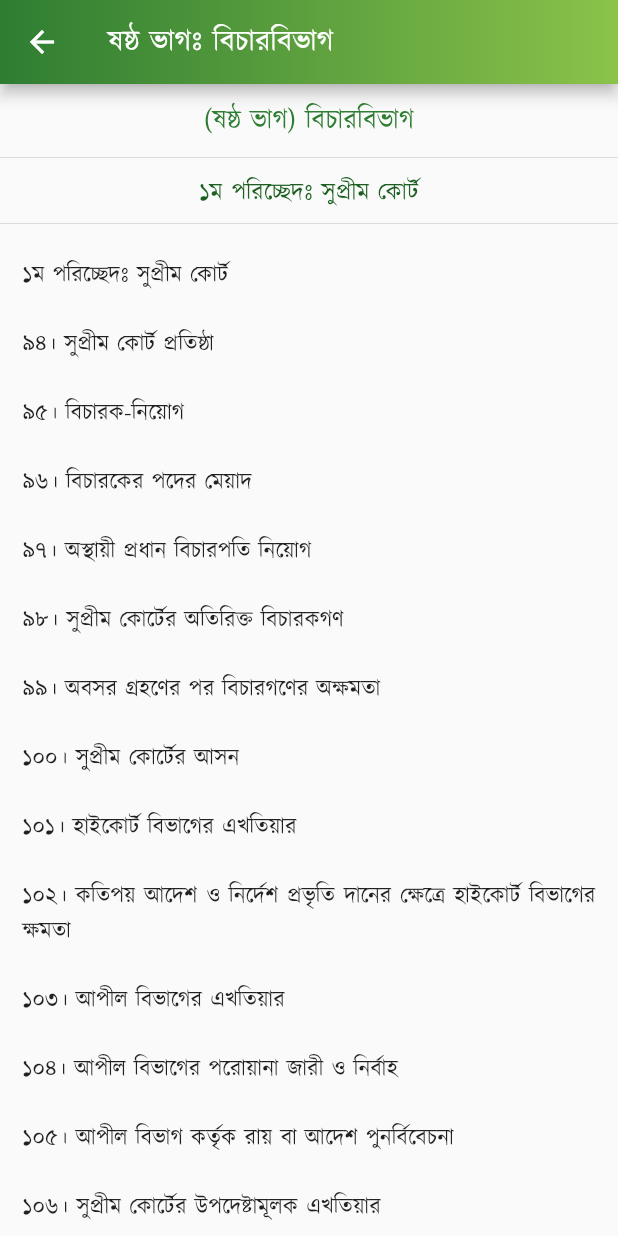
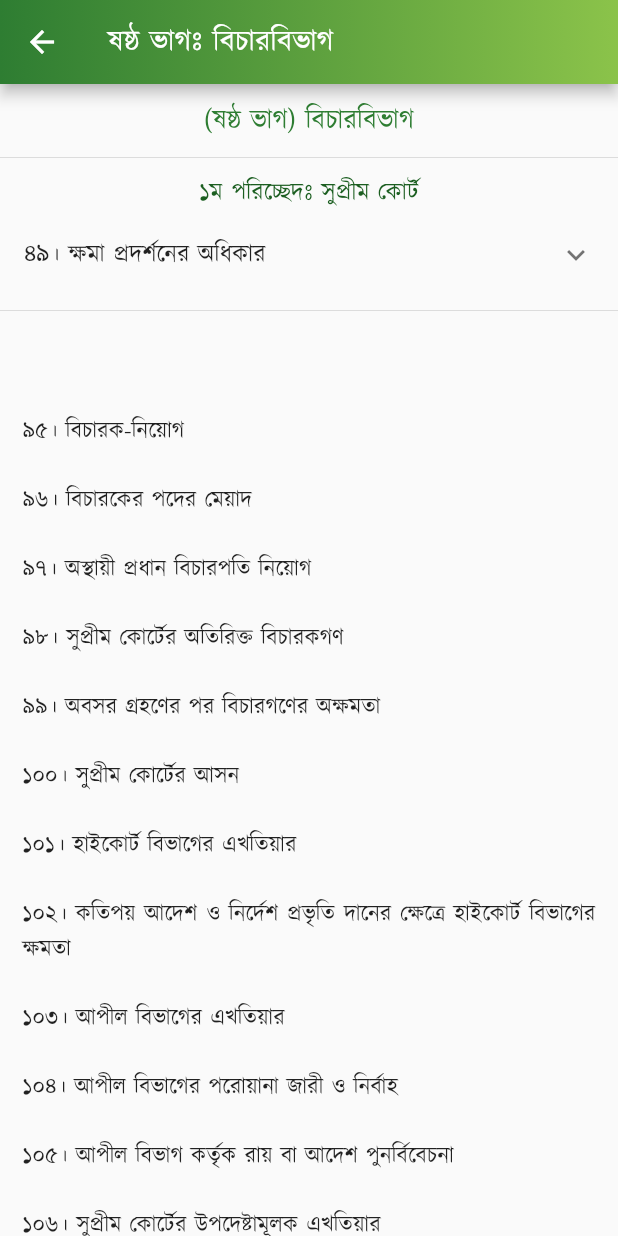
Before and after one commit to Azimul-Haque/flutter-onesignal, a Flutter app: the PartSix screen opened directly, on a phone screen of 412 x 824 dp. Run offline on Flutter 3.47's test engine with Material 2 defaults, Android fonts, the phone set to English and light mode, and no system bars; our stand-ins replace fluttertoast, package_info_plus, percent_indicator, shared_preferences, sqflite; missing offline and left inert: blinking_text, flutter_share, onesignal_flutter, slide_popup_dialog; accounts and stored records are empty; network calls fail.

Commit message:
Commit Fri 04/29/2022 13:27:55.22 21

```diff
--- a/lib/pages/constitution/part6.dart
+++ b/lib/pages/constitution/part6.dart
@@ -41,12 +41,22 @@ class PartSix extends StatelessWidget {
             style: TextStyle(color: Colors.green[900], fontSize: 16),
             textAlign: TextAlign.center,
           ),
+          ExpansionTile(
+            title: Text('৪৯। ক্ষমা প্রদর্শনের অধিকার'),
+            children: <Widget>[
+              ListTile(
+                  title: Text(
+                '৪৯। কোন আদালত, ট্রাইব্যুনাল বা অন্য কোন কর্তৃপক্ষ কর্তৃক প্রদত্ত যে−কোন দণ্ডের মার্জনা, বিলম্বন ও বিরাম মঞ্জুর করিবার এবং যে−কোন দণ্ড মওকুফ, স্থগিত বা হ্রাস করিবার ক্ষমতা রাষ্ট্রপতির থাকিবে।',
+                textAlign: TextAlign.justify,
+              ))
+            ],
+          ),
           Divider(),
           Padding(
             padding: EdgeInsets.all(15),
             child: Column(children: <Widget>[
               Text(
-                "১ম পরিচ্ছেদঃ সুপ্রীম কোর্ট \n\n৯৪। সুপ্রীম কোর্ট প্রতিষ্ঠা \n\n৯৫। বিচারক-নিয়োগ \n\n৯৬। বিচারকের পদের মেয়াদ \n\n৯৭। অস্থায়ী প্রধান বিচারপতি নিয়োগ \n\n৯৮। সুপ্রীম কোর্টের অতিরিক্ত বিচারকগণ \n\n৯৯। অবসর গ্রহণের পর বিচারগণের অক্ষমতা \n\n১০০। সুপ্রীম কোর্টের আসন \n\n১০১। হাইকোর্ট বিভাগের এখতিয়ার \n\n১০২। কতিপয় আদেশ ও নির্দেশ প্রভৃতি দানের ক্ষেত্রে হাইকোর্ট বিভাগের ক্ষমতা \n\n১০৩। আপীল বিভাগের এখতিয়ার \n\n১০৪। আপীল বিভাগের পরোয়ানা জারী ও নির্বাহ \n\n১০৫। আপীল বিভাগ কর্তৃক রায় বা আদেশ পুনর্বিবেচনা \n\n১০৬। সুপ্রীম কোর্টের উপদেষ্টামূলক এখতিয়ার \n\n১০৭। সুপ্রীম কোর্টের বিধি-প্রণয়ন-ক্ষমতা \n\n১০৮। 'কোর্ট অব রেকর্ড' রূপে সুপ্রীম কোর্ট \n\n১০৯। আদালতসমূহের উপর তত্ত্বাবধান ও নিয়ন্ত্রণ \n\n১১০। অধস্তন আদালত হইতে হাইকোর্ট বিভাগে মামলা স্থানান্তর \n\n১১১। সুপ্রীম কোর্টের রায়ের বাধ্যতামূলক কার্যকরতা \n\n১১২। সুপ্রীম কোর্টের সহায়তা \n\n১১৩। সুপ্রীম কোর্টের কর্মচারীগণ \n\n\n২য় পরিচ্ছেদঃ অধস্তন আদালত \n\n১১৪। অধস্তন আদালত-সমূহ প্রতিষ্ঠা \n\n১১৫। অধস্তন আদালতে নিয়োগ \n\n১১৬। অধস্তন আদালতসমূহের নিয়ন্ত্রণ ও শৃঙ্খলা \n\n১১৬ক। বিচারবিভাগীয় কর্মচারীগণ বিচারকার্য পালনের ক্ষেত্রে স্বাধীন \n\n\n৩য় পরিচ্ছেদঃ প্রশাসনিক ট্রাইব্যুনাল \n\n১১৭। প্রশাসনিক ট্রাইব্যুনালসমূহ \n\n\nষষ্ঠ ক ভাগ-জাতীয়দল [সংবিধান (পঞ্চদশ সংশোধন) আইন, ২০১১ (২০১১ সনের ১৪ নং আইন)-এর ৪১ ধারাবলে বিলুপ্ত।]",
+                " \n\n৯৫। বিচারক-নিয়োগ \n\n৯৬। বিচারকের পদের মেয়াদ \n\n৯৭। অস্থায়ী প্রধান বিচারপতি নিয়োগ \n\n৯৮। সুপ্রীম কোর্টের অতিরিক্ত বিচারকগণ \n\n৯৯। অবসর গ্রহণের পর বিচারগণের অক্ষমতা \n\n১০০। সুপ্রীম কোর্টের আসন \n\n১০১। হাইকোর্ট বিভাগের এখতিয়ার \n\n১০২। কতিপয় আদেশ ও নির্দেশ প্রভৃতি দানের ক্ষেত্রে হাইকোর্ট বিভাগের ক্ষমতা \n\n১০৩। আপীল বিভাগের এখতিয়ার \n\n১০৪। আপীল বিভাগের পরোয়ানা জারী ও নির্বাহ \n\n১০৫। আপীল বিভাগ কর্তৃক রায় বা আদেশ পুনর্বিবেচনা \n\n১০৬। সুপ্রীম কোর্টের উপদেষ্টামূলক এখতিয়ার \n\n১০৭। সুপ্রীম কোর্টের বিধি-প্রণয়ন-ক্ষমতা \n\n১০৮। 'কোর্ট অব রেকর্ড' রূপে সুপ্রীম কোর্ট \n\n১০৯। আদালতসমূহের উপর তত্ত্বাবধান ও নিয়ন্ত্রণ \n\n১১০। অধস্তন আদালত হইতে হাইকোর্ট বিভাগে মামলা স্থানান্তর \n\n১১১। সুপ্রীম কোর্টের রায়ের বাধ্যতামূলক কার্যকরতা \n\n১১২। সুপ্রীম কোর্টের সহায়তা \n\n১১৩। সুপ্রীম কোর্টের কর্মচারীগণ \n\n\n২য় পরিচ্ছেদঃ অধস্তন আদালত \n\n১১৪। অধস্তন আদালত-সমূহ প্রতিষ্ঠা \n\n১১৫। অধস্তন আদালতে নিয়োগ \n\n১১৬। অধস্তন আদালতসমূহের নিয়ন্ত্রণ ও শৃঙ্খলা \n\n১১৬ক। বিচারবিভাগীয় কর্মচারীগণ বিচারকার্য পালনের ক্ষেত্রে স্বাধীন \n\n\n৩য় পরিচ্ছেদঃ প্রশাসনিক ট্রাইব্যুনাল \n\n১১৭। প্রশাসনিক ট্রাইব্যুনালসমূহ \n\n\nষষ্ঠ ক ভাগ-জাতীয়দল [সংবিধান (পঞ্চদশ সংশোধন) আইন, ২০১১ (২০১১ সনের ১৪ নং আইন)-এর ৪১ ধারাবলে বিলুপ্ত।]",
                 style:
                     TextStyle(color: Colors.black87, fontSize: 15, height: 1.5),
                 textAlign: TextAlign.justify,
```
